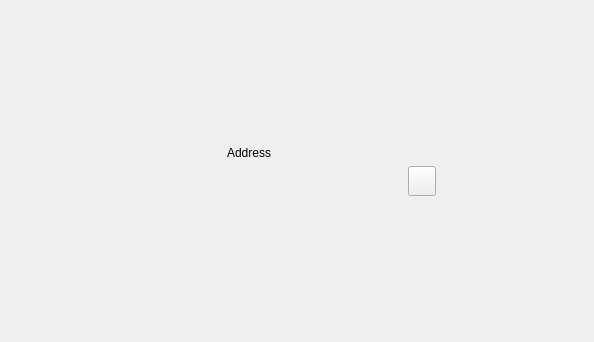
Old version of the form src/qt/forms/receivetokenpage.ui in the repository qtumproject/qtum.
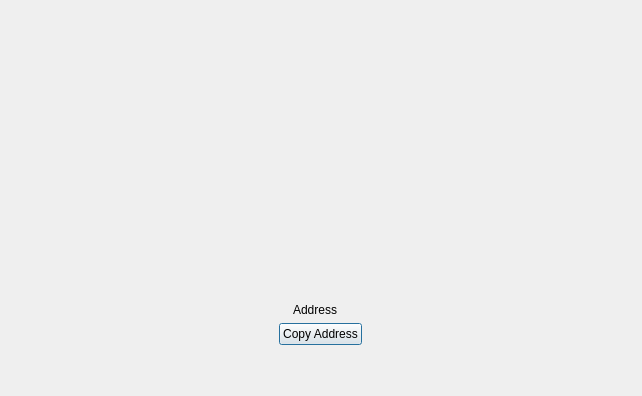
New version of the form.

Commit message: Update add, send and receive token dialogs

```diff
--- a/src/qt/forms/receivetokenpage.ui
+++ b/src/qt/forms/receivetokenpage.ui
@@ -1,7 +1,7 @@
 <?xml version="1.0" encoding="UTF-8"?>
 <ui version="4.0">
  <class>ReceiveTokenPage</class>
- <widget class="QWidget" name="ReceiveTokenPage">
+ <widget class="QDialog" name="ReceiveTokenPage">
   <property name="enabled">
    <bool>true</bool>
   </property>
@@ -9,41 +9,87 @@
    <rect>
     <x>0</x>
     <y>0</y>
-    <width>594</width>
-    <height>342</height>
+    <width>642</width>
+    <height>396</height>
    </rect>
   </property>
   <property name="windowTitle">
    <string>Form</string>
   </property>
-  <layout class="QVBoxLayout" name="verticalLayout">
+  <layout class="QVBoxLayout" name="verticalLayout_4">
+   <property name="leftMargin">
+    <number>30</number>
+   </property>
+   <property name="topMargin">
+    <number>30</number>
+   </property>
+   <property name="rightMargin">
+    <number>30</number>
+   </property>
+   <property name="bottomMargin">
+    <number>30</number>
+   </property>
    <item>
-    <spacer name="verticalSpacer_4">
+    <spacer name="verticalSpacer">
      <property name="orientation">
       <enum>Qt::Vertical</enum>
      </property>
      <property name="sizeHint" stdset="0">
       <size>
-       <width>20</width>
-       <height>40</height>
+       <width>17</width>
+       <height>13</height>
       </size>
      </property>
     </spacer>
    </item>
+   <item alignment="Qt::AlignHCenter">
+    <widget class="QWidget" name="widgetQRMargin" native="true">
+     <layout class="QVBoxLayout" name="verticalLayout_3">
+      <property name="spacing">
+       <number>0</number>
+      </property>
+      <property name="leftMargin">
+       <number>40</number>
+      </property>
+      <property name="topMargin">
+       <number>40</number>
+      </property>
+      <property name="rightMargin">
+       <number>40</number>
+      </property>
+      <property name="bottomMargin">
+       <number>40</number>
+      </property>
    <item>
-    <layout class="QHBoxLayout" name="horizontalLayout_2">
+       <widget class="QWidget" name="widgetQRFrame" native="true">
+        <layout class="QVBoxLayout" name="verticalLayout_2">
+         <property name="spacing">
+          <number>0</number>
+         </property>
+         <property name="leftMargin">
+          <number>0</number>
+         </property>
+         <property name="topMargin">
+          <number>0</number>
+         </property>
+         <property name="rightMargin">
+          <number>0</number>
+         </property>
+         <property name="bottomMargin">
+          <number>0</number>
+         </property>
      <item>
       <widget class="QLabel" name="lblQRCode">
        <property name="minimumSize">
         <size>
-         <width>200</width>
-         <height>220</height>
+             <width>170</width>
+             <height>170</height>
         </size>
        </property>
        <property name="maximumSize">
         <size>
-         <width>200</width>
-         <height>220</height>
+             <width>170</width>
+             <height>170</height>
         </size>
        </property>
        <property name="text">
@@ -54,101 +100,66 @@
        </property>
       </widget>
      </item>
-     <item>
-      <spacer name="horizontalSpacer_3">
-       <property name="orientation">
-        <enum>Qt::Horizontal</enum>
-       </property>
-       <property name="sizeType">
-        <enum>QSizePolicy::Fixed</enum>
-       </property>
-       <property name="sizeHint" stdset="0">
-        <size>
-         <width>10</width>
-         <height>20</height>
-        </size>
-       </property>
-      </spacer>
-     </item>
-     <item>
-      <layout class="QVBoxLayout" name="verticalLayout_2">
-       <property name="spacing">
-        <number>0</number>
-       </property>
-       <item>
-        <spacer name="verticalSpacer_2">
-         <property name="orientation">
-          <enum>Qt::Vertical</enum>
-         </property>
-         <property name="sizeHint" stdset="0">
-          <size>
-           <width>20</width>
-           <height>40</height>
-          </size>
-         </property>
-        </spacer>
+        </layout>
+       </widget>
+      </item>
+     </layout>
+    </widget>
        </item>
        <item>
         <widget class="QWidget" name="widgetAddress" native="true">
-         <layout class="QVBoxLayout" name="verticalLayout_3">
-          <property name="leftMargin">
-           <number>0</number>
+     <layout class="QVBoxLayout" name="verticalLayout">
+      <item>
+       <layout class="QHBoxLayout" name="horizontalLayout_2">
+        <item>
+         <spacer name="horizontalSpacer_4">
+          <property name="orientation">
+           <enum>Qt::Horizontal</enum>
           </property>
-          <property name="topMargin">
-           <number>0</number>
+          <property name="sizeHint" stdset="0">
+           <size>
+            <width>10</width>
+            <height>10</height>
+           </size>
           </property>
-          <property name="rightMargin">
-           <number>0</number>
-          </property>
-          <property name="bottomMargin">
-           <number>0</number>
-          </property>
+         </spacer>
+        </item>
           <item>
            <widget class="QLabel" name="labelTokenAddressText">
-            <property name="minimumSize">
-             <size>
-              <width>350</width>
-              <height>0</height>
-             </size>
-            </property>
             <property name="text">
              <string>Address</string>
             </property>
            </widget>
           </item>
           <item>
-           <layout class="QHBoxLayout" name="horizontalLayout">
-            <item>
              <widget class="QLabel" name="labelTokenAddress">
-              <property name="sizePolicy">
-               <sizepolicy hsizetype="Preferred" vsizetype="Fixed">
-                <horstretch>0</horstretch>
-                <verstretch>0</verstretch>
-               </sizepolicy>
-              </property>
-              <property name="minimumSize">
-               <size>
-                <width>0</width>
-                <height>0</height>
-               </size>
-              </property>
               <property name="text">
                <string/>
               </property>
              </widget>
             </item>
-            <item alignment="Qt::AlignLeft">
-             <widget class="QToolButton" name="copyAddressButton">
-              <property name="minimumSize">
+        <item>
+         <spacer name="horizontalSpacer_5">
+          <property name="orientation">
+           <enum>Qt::Horizontal</enum>
+          </property>
+          <property name="sizeHint" stdset="0">
                <size>
-                <width>28</width>
-                <height>30</height>
-               </size>
-              </property>
-             </widget>
+            <width>10</width>
+            <height>10</height>
+           </size>
+          </property>
+         </spacer>
             </item>
            </layout>
           </item>
+      <item alignment="Qt::AlignHCenter">
+       <widget class="QPushButton" name="copyAddressButton">
+        <property name="text">
+         <string>Copy Address</string>
+        </property>
+       </widget>
+      </item>
          </layout>
         </widget>
        </item>
@@ -160,24 +171,7 @@
          <property name="sizeHint" stdset="0">
           <size>
            <width>20</width>
-           <height>40</height>
-          </size>
-         </property>
-        </spacer>
-       </item>
-      </layout>
-     </item>
-    </layout>
-   </item>
-   <item>
-    <spacer name="verticalSpacer">
-     <property name="orientation">
-      <enum>Qt::Vertical</enum>
-     </property>
-     <property name="sizeHint" stdset="0">
-      <size>
-       <width>20</width>
-       <height>40</height>
+       <height>16</height>
       </size>
      </property>
     </spacer>
```
Left out of the diff: 2 changed lines with no effect on the pictures. Lines whose indentation alone changed are shown as unchanged. The commit also changes 12 other files.
